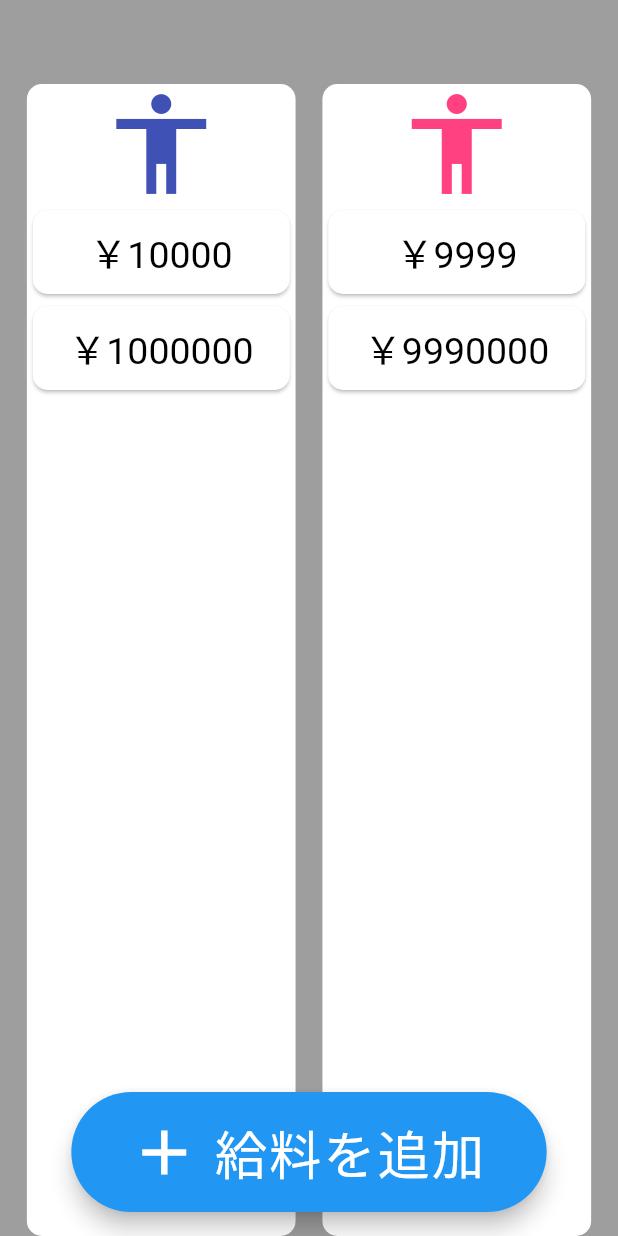
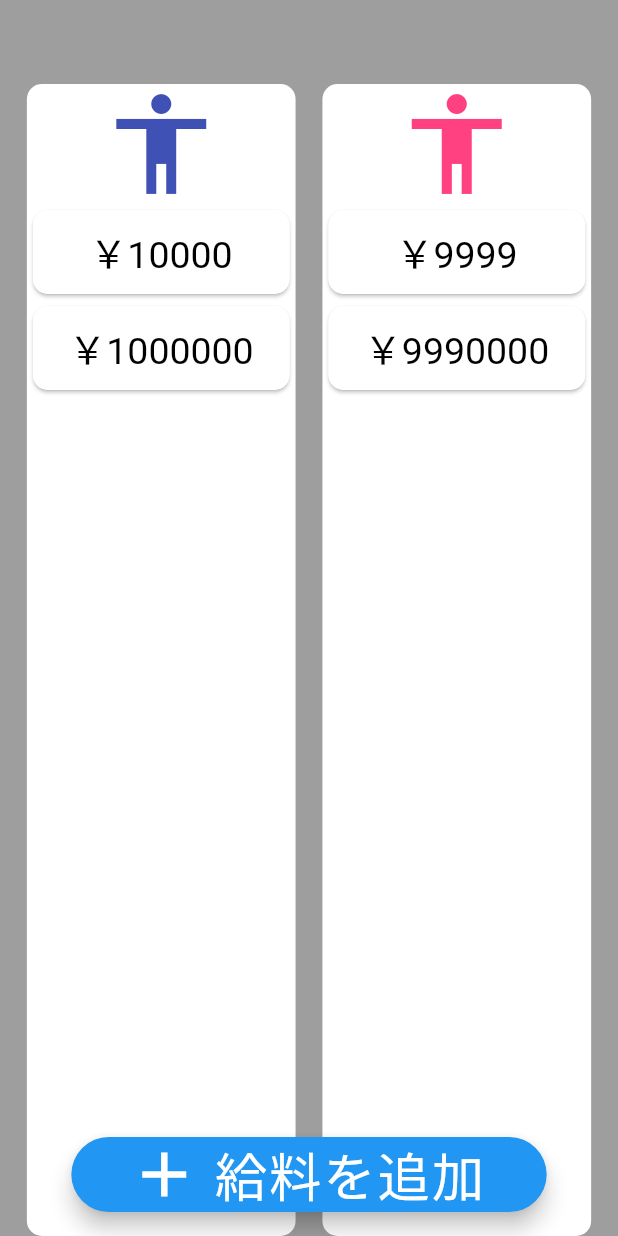
Before and after one commit to iseruuuuu/couple_money_app, a Flutter app: the screen it shows after launch, on a phone screen of 412 x 824 dp. Run offline on Flutter 3.47's test engine with Material 2 defaults, Android fonts, the phone set to English and light mode, and no system bars; our stand-ins replace freezed_annotation, state_notifier; missing offline and left inert: flutter_state_notifier, holding_gesture.

Commit message:
fix: change height

```diff
--- a/lib/component/floating_action_button_item.dart
+++ b/lib/component/floating_action_button_item.dart
@@ -12,7 +12,7 @@ class FloatingActionButtonItem extends StatelessWidget {
   Widget build(BuildContext context) {
     return SizedBox(
       width: MediaQuery.of(context).size.width / 1.3,
-      height: 80,
+      height: 50,
       child: FloatingActionButton.extended(
         onPressed: onTap,
         icon: const Icon(
```
